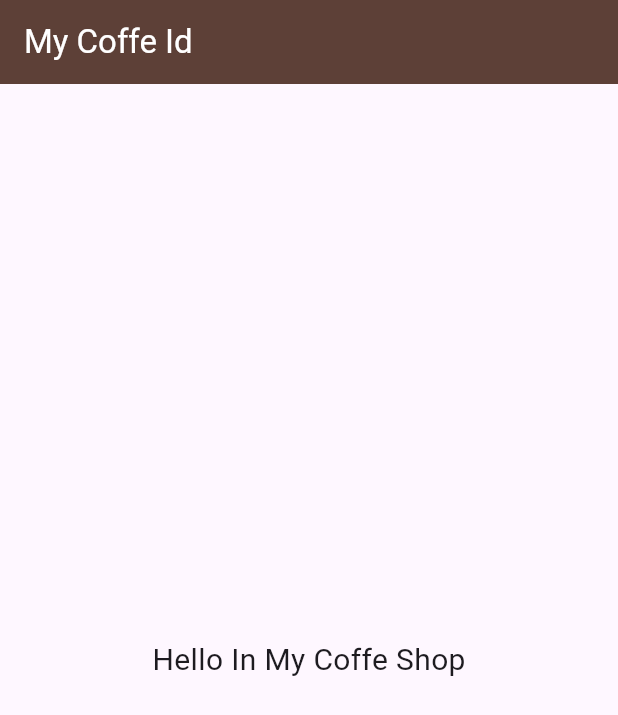
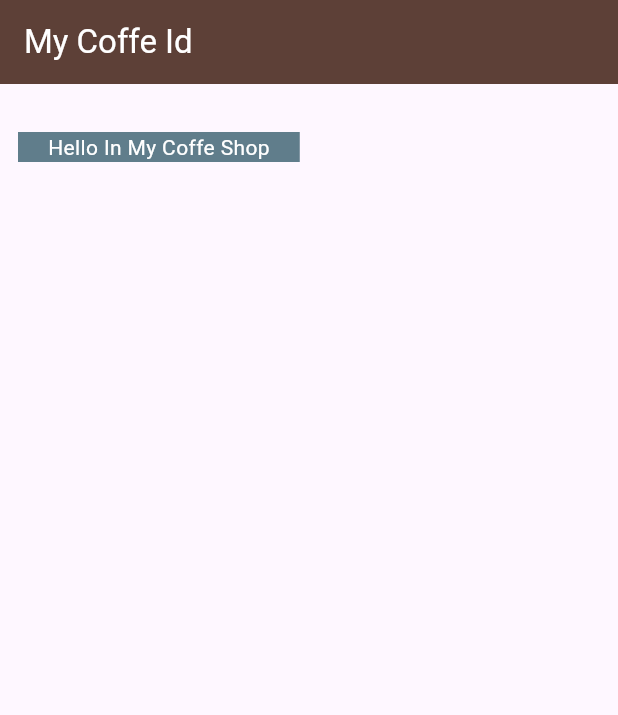
Before and after one commit to Hyzinx/Coffe_Card, a Flutter app: the screen it shows after launch, on a phone screen of 412 x 824 dp. Shown: the top 715 px of the screen. Run offline on Flutter 3.47's test engine with Material 3 defaults, Android fonts, the phone set to English and light mode, and no system bars.

Commit message:
Container In Flutter

```diff
--- a/lib/main.dart
+++ b/lib/main.dart
@@ -8,10 +8,24 @@ void main() {
           title: Text("My Coffe Id", style: TextStyle(color: Colors.white)),
           backgroundColor: Colors.brown[700],
         ),
-        body: Center(
-          child: Text("Hello In My Coffe Shop", style: TextStyle(fontSize: 20)),
-        ),
+        body: Home(),
       ),
     ),
   );
 }
+
+class Home extends StatelessWidget {
+  const Home({super.key});
+
+  @override
+  Widget build(BuildContext context) {
+    return Container(
+      color: Colors.blueGrey,
+      // width: 200,
+      // height: 100,
+      padding: EdgeInsets.symmetric(horizontal: 20),
+      margin: EdgeInsets.fromLTRB(12, 32, 1, 12),
+      child: Text("Hello In My Coffe Shop",style: TextStyle(color: Colors.white),),
+    );
+  }
+}
```
